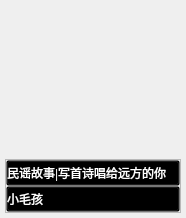
Old version of the form VideoPlayer/mainwidget/songlistsort/TagsItem.ui in the repository huizhang556/pc-video-player.
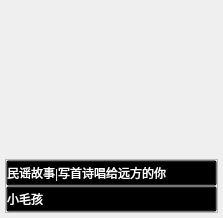
New version of the form. Icons and pictures are not drawn.

What changed in the file:
```diff
--- a/VideoPlayer/mainwidget/songlistsort/TagsItem.ui
+++ b/VideoPlayer/mainwidget/songlistsort/TagsItem.ui
@@ -6,7 +6,7 @@
    <rect>
     <x>0</x>
     <y>0</y>
-    <width>186</width>
+    <width>223</width>
     <height>218</height>
    </rect>
   </property>
@@ -43,7 +43,10 @@
         </size>
        </property>
        <property name="styleSheet">
-        <string notr="true">border-image: url(:/images/bgpic/dieji3.png);</string>
+        <string notr="true">#label_head
+{
+border-radius: 75px;
+}</string>
        </property>
        <property name="text">
         <string/>
```
